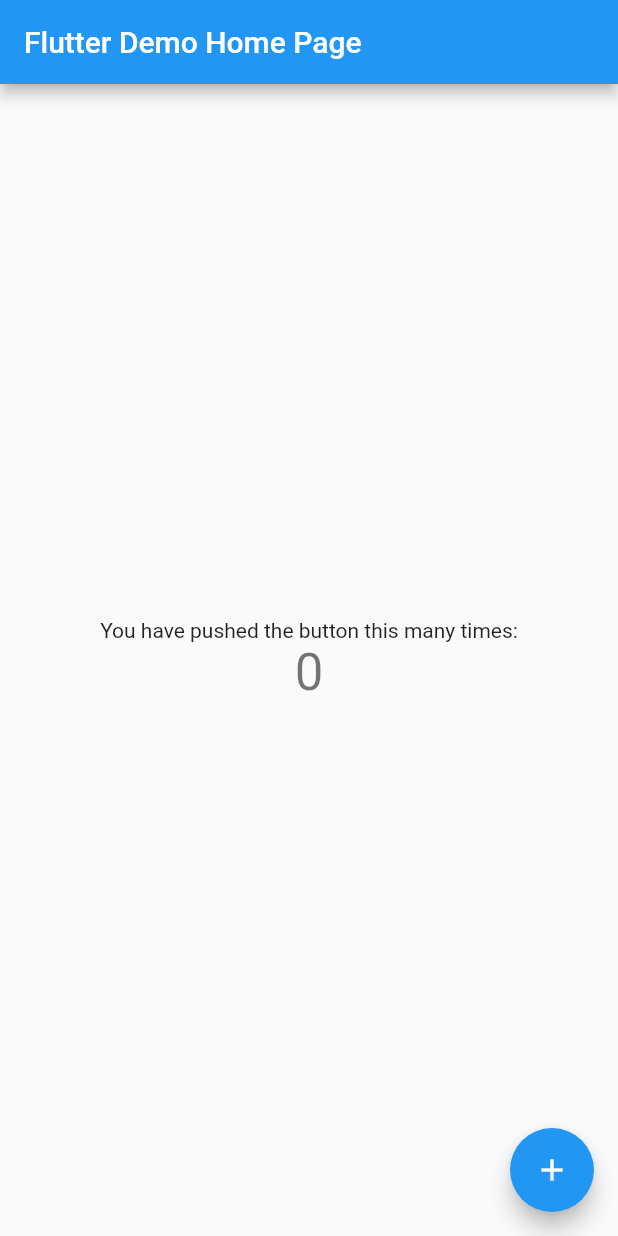
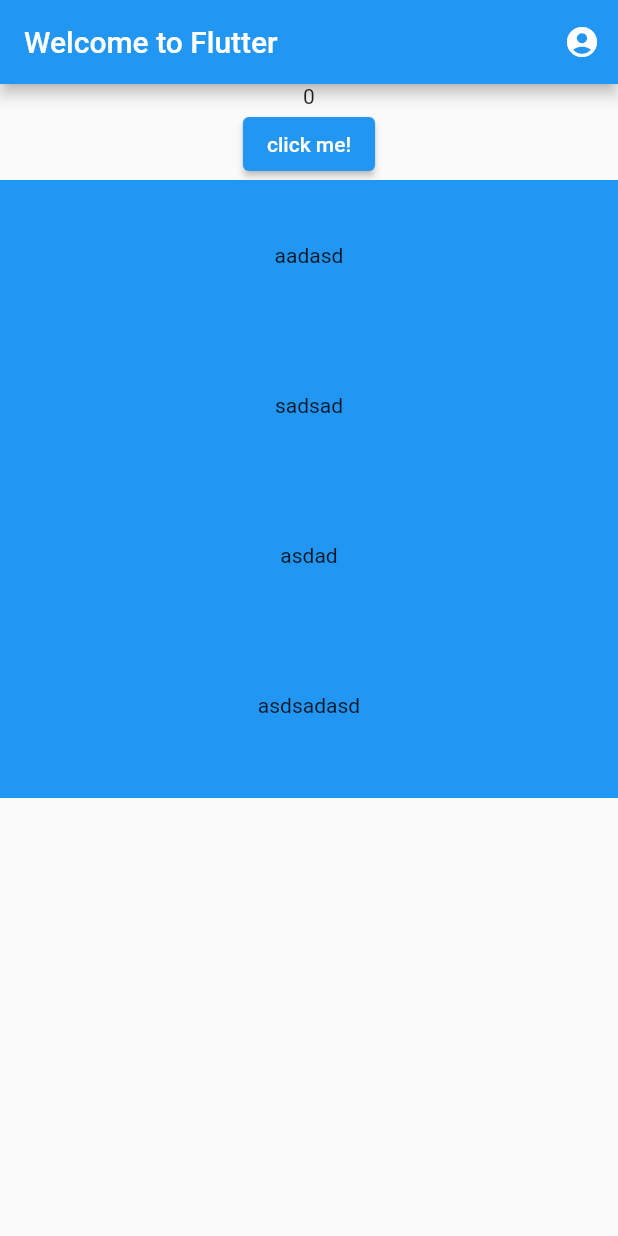
Before and after one commit to kimpen-pen/projectes, a Flutter app: the screen it shows after launch, on a phone screen of 412 x 824 dp. Run offline on Flutter 3.47's test engine with Material 2 defaults, Android fonts, the phone set to English and light mode, and no system bars.

Commit message:
flutter -ListView&Routing

```diff
--- a/flutter_pro/lib/main.dart
+++ b/flutter_pro/lib/main.dart
@@ -1,115 +1,188 @@
 import 'package:flutter/material.dart';
+import './second.dart';
 
 void main() {
-  runApp(const MyApp());
+  return runApp(MyApp());
 }
 
 class MyApp extends StatelessWidget {
-  const MyApp({Key? key}) : super(key: key);
+  // const MyApp({Key? key}) : super(key: key);
 
-  // This widget is the root of your application.
+  // // This widget is the root of your application.
+  // @override
+  // Widget build(BuildContext context) {
+  //   return MaterialApp(
+  //     title: 'Flutter Demo',
+  //     theme: ThemeData(
+  //       // This is the theme of your application.
+  //       //
+  //       // Try running your application with "flutter run". You'll see the
+  //       // application has a blue toolbar. Then, without quitting the app, try
+  //       // changing the primarySwatch below to Colors.green and then invoke
+  //       // "hot reload" (press "r" in the console where you ran "flutter run",
+  //       // or simply save your changes to "hot reload" in a Flutter IDE).
+  //       // Notice that the counter didn't reset back to zero; the application
+  //       // is not restarted.
+  //       primarySwatch: Colors.blue,
+  //     ),
+  //     home: const MyHomePage(title: 'Flutter Demo Home Page'),
+  //   );
+  // }
+
+  // test
   @override
   Widget build(BuildContext context) {
     return MaterialApp(
-      title: 'Flutter Demo',
-      theme: ThemeData(
-        // This is the theme of your application.
-        //
-        // Try running your application with "flutter run". You'll see the
-        // application has a blue toolbar. Then, without quitting the app, try
-        // changing the primarySwatch below to Colors.green and then invoke
-        // "hot reload" (press "r" in the console where you ran "flutter run",
-        // or simply save your changes to "hot reload" in a Flutter IDE).
-        // Notice that the counter didn't reset back to zero; the application
-        // is not restarted.
-        primarySwatch: Colors.blue,
-      ),
-      home: const MyHomePage(title: 'Flutter Demo Home Page'),
+      title: 'Welcome to Flutter',
+      initialRoute: "/",
+      routes: {
+        '/': (context) => Home(),
+        '/second': (context) => SecondPage(),
+      },
     );
   }
 }
 
-class MyHomePage extends StatefulWidget {
-  const MyHomePage({Key? key, required this.title}) : super(key: key);
-
-  // This widget is the home page of your application. It is stateful, meaning
-  // that it has a State object (defined below) that contains fields that affect
-  // how it looks.
-
-  // This class is the configuration for the state. It holds the values (in this
-  // case the title) provided by the parent (in this case the App widget) and
-  // used by the build method of the State. Fields in a Widget subclass are
-  // always marked "final".
-
-  final String title;
-
+class Home extends StatelessWidget {
   @override
-  State<MyHomePage> createState() => _MyHomePageState();
+  Widget build(BuildContext context) {
+    return Scaffold(
+        appBar: AppBar(
+          title: const Text('Welcome to Flutter'),
+          actions: <Widget>[
+            IconButton(
+              icon: const Icon(Icons.account_circle),
+              tooltip: 'another page',
+              onPressed: () {
+                Navigator.pushNamed(context, '/second');
+              },
+            )
+          ],
+        ),
+        body: BodyContent());
+  }
 }
 
-class _MyHomePageState extends State<MyHomePage> {
-  int _counter = 0;
+class BodyContent extends StatefulWidget {
+  @override
+  _BodyContent createState() => _BodyContent();
+}
 
-  void _incrementCounter() {
+class _BodyContent extends State<BodyContent> {
+  int _count = 0;
+  final _wordList = ['aadasd', 'sadsad', 'asdad', 'asdsadasd', 'asdsada'];
+
+  void _increment() {
     setState(() {
-      // This call to setState tells the Flutter framework that something has
-      // changed in this State, which causes it to rerun the build method below
-      // so that the display can reflect the updated values. If we changed
-      // _counter without calling setState(), then the build method would not be
-      // called again, and so nothing would appear to happen.
-      _counter++;
+      _count++;
     });
   }
 
   @override
   Widget build(BuildContext context) {
-    // This method is rerun every time setState is called, for instance as done
-    // by the _incrementCounter method above.
-    //
-    // The Flutter framework has been optimized to make rerunning build methods
-    // fast, so that you can just rebuild anything that needs updating rather
-    // than having to individually change instances of widgets.
-    return Scaffold(
-      appBar: AppBar(
-        // Here we take the value from the MyHomePage object that was created by
-        // the App.build method, and use it to set our appbar title.
-        title: Text(widget.title),
-      ),
-      body: Center(
-        // Center is a layout widget. It takes a single child and positions it
-        // in the middle of the parent.
-        child: Column(
-          // Column is also a layout widget. It takes a list of children and
-          // arranges them vertically. By default, it sizes itself to fit its
-          // children horizontally, and tries to be as tall as its parent.
-          //
-          // Invoke "debug painting" (press "p" in the console, choose the
-          // "Toggle Debug Paint" action from the Flutter Inspector in Android
-          // Studio, or the "Toggle Debug Paint" command in Visual Studio Code)
-          // to see the wireframe for each widget.
-          //
-          // Column has various properties to control how it sizes itself and
-          // how it positions its children. Here we use mainAxisAlignment to
-          // center the children vertically; the main axis here is the vertical
-          // axis because Columns are vertical (the cross axis would be
-          // horizontal).
-          mainAxisAlignment: MainAxisAlignment.center,
-          children: <Widget>[
-            const Text(
-              'You have pushed the button this many times:',
-            ),
-            Text(
-              '$_counter',
-              style: Theme.of(context).textTheme.headline4,
-            ),
-          ],
-        ),
-      ),
-      floatingActionButton: FloatingActionButton(
-        onPressed: _incrementCounter,
-        tooltip: 'Increment',
-        child: const Icon(Icons.add),
-      ), // This trailing comma makes auto-formatting nicer for build methods.
-    );
+    return Center(
+        child: Column(children: [
+      Text("$_count"),
+      ElevatedButton(child: const Text("click me!"), onPressed: _increment),
+      Container(
+          // height를 지정해야 스크롤이 가능
+          height: MediaQuery.of(context).size.height * .5,
+          // ListView render
+          child: ListView.builder(
+            itemCount: _wordList.length,
+            itemBuilder: (BuildContext context, int idx) {
+              return Container(
+                  height: 100,
+                  color: Colors.blue,
+                  child: Center(child: Text('${_wordList[idx]}')));
+            },
+          ))
+    ]));
   }
 }
+
+// 기본 flutter 설정 코드
+// class MyHomePage extends StatefulWidget {
+//   const MyHomePage({Key? key, required this.title}) : super(key: key);
+
+//   // This widget is the home page of your application. It is stateful, meaning
+//   // that it has a State object (defined below) that contains fields that affect
+//   // how it looks.
+
+//   // This class is the configuration for the state. It holds the values (in this
+//   // case the title) provided by the parent (in this case the App widget) and
+//   // used by the build method of the State. Fields in a Widget subclass are
+//   // always marked "final".
+
+//   final String title;
+
+//   @override
+//   State<MyHomePage> createState() => _MyHomePageState();
+// }
+
+// class _MyHomePageState extends State<MyHomePage> {
+//   int _counter = 0;
+
+//   void _incrementCounter() {
+//     setState(() {
+//       // This call to setState tells the Flutter framework that something has
+//       // changed in this State, which causes it to rerun the build method below
+//       // so that the display can reflect the updated values. If we changed
+//       // _counter without calling setState(), then the build method would not be
+//       // called again, and so nothing would appear to happen.
+//       _counter++;
+//     });
+//   }
+
+//   @override
+//   Widget build(BuildContext context) {
+//     // This method is rerun every time setState is called, for instance as done
+//     // by the _incrementCounter method above.
+//     //
+//     // The Flutter framework has been optimized to make rerunning build methods
+//     // fast, so that you can just rebuild anything that needs updating rather
+//     // than having to individually change instances of widgets.
+//     return Scaffold(
+//       appBar: AppBar(
+//         // Here we take the value from the MyHomePage object that was created by
+//         // the App.build method, and use it to set our appbar title.
+//         title: Text(widget.title),
+//       ),
+//       body: Center(
+//         // Center is a layout widget. It takes a single child and positions it
+//         // in the middle of the parent.
+//         child: Column(
+//           // Column is also a layout widget. It takes a list of children and
+//           // arranges them vertically. By default, it sizes itself to fit its
+//           // children horizontally, and tries to be as tall as its parent.
+//           //
+//           // Invoke "debug painting" (press "p" in the console, choose the
+//           // "Toggle Debug Paint" action from the Flutter Inspector in Android
+//           // Studio, or the "Toggle Debug Paint" command in Visual Studio Code)
+//           // to see the wireframe for each widget.
+//           //
+//           // Column has various properties to control how it sizes itself and
+//           // how it positions its children. Here we use mainAxisAlignment to
+//           // center the children vertically; the main axis here is the vertical
+//           // axis because Columns are vertical (the cross axis would be
+//           // horizontal).
+//           mainAxisAlignment: MainAxisAlignment.center,
+//           children: <Widget>[
+//             const Text(
+//               'You have pushed the button this many times:',
+//             ),
+//             Text(
+//               '$_counter',
+//               style: Theme.of(context).textTheme.headline4,
+//             ),
+//           ],
+//         ),
+//       ),
+//       floatingActionButton: FloatingActionButton(
+//         onPressed: _incrementCounter,
+//         tooltip: 'Increment',
+//         child: const Icon(Icons.add),
+//       ), // This trailing comma makes auto-formatting nicer for build methods.
+//     );
+//   }
+// }
--- /dev/null
+++ b/flutter_pro/lib/second.dart
@@ -0,0 +1,15 @@
+import 'package:flutter/material.dart';
+
+class SecondPage extends StatelessWidget {
+  @override
+  Widget build(BuildContext context) {
+    return Scaffold(
+        // appBar: AppBar(title: Text("This is second menu")),
+        body: Center(
+            child: ElevatedButton(
+                child: const Text("Go back!"),
+                onPressed: () {
+                  Navigator.pushNamed(context, '/');
+                })));
+  }
+}
```
